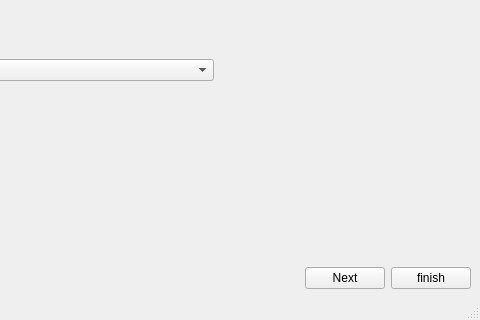
The window that GUI/MAINmainwindow.ui (michealshohda/CPU-Schedulers) describes before a commit, drawn with Qt 5; both pictures show x 320 to 800 and y 280 to 600 of the 800 by 600 pixel window.
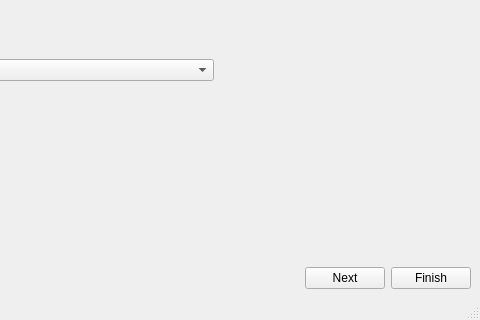
The same window after the commit.

Patch:
```diff
--- a/GUI/MAINmainwindow.ui
+++ b/GUI/MAINmainwindow.ui
@@ -201,7 +201,7 @@
       <item>
        <widget class="QPushButton" name="finish">
         <property name="text">
-         <string>finish</string>
+         <string>Finish</string>
         </property>
        </widget>
       </item>
```
